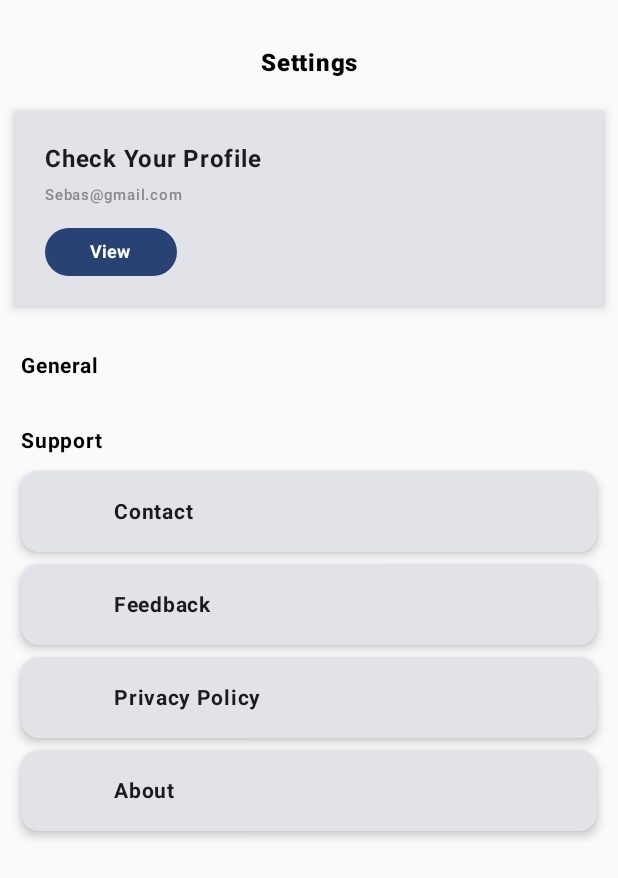
After one commit to ZeB-ZuA/MyIntenseHorario, an Android app built with Jetpack Compose: the SettingsScreen screen opened through its navigation route, on a phone screen of 412 x 824 dp. The commit adds this screen. Shown: the top 878 px of the screen. Run offline under Robolectric (Android 15) with nearby library versions, the phone set to English and light mode, and no system bars; 1 statement that could not run was skipped.

Commit message:
SettingsScreen, faltan agregar opciones, iconos y colores

```diff
--- a/app/src/main/java/com/udistrital/myintensehorario2/AppNav.kt
+++ b/app/src/main/java/com/udistrital/myintensehorario2/AppNav.kt
@@ -6,6 +6,7 @@ import androidx.navigation.compose.composable
 import androidx.navigation.compose.rememberNavController
 import com.udistrital.myh.Views.HomeScreen
 import com.udistrital.myh.Views.LoginScreen
+import com.udistrital.myintensehorario2.Views.SettingsScreen
 
 
 @Composable
@@ -20,5 +21,9 @@ fun AppNav() {
         composable(route = AppViews.homeScreen.route) {
             HomeScreen(navController)
         }
+        composable(route = AppViews.settingsScreen.route) {
+            SettingsScreen(navController)
+        }
+
     }
 }
--- a/app/src/main/java/com/udistrital/myintensehorario2/AppViews.kt
+++ b/app/src/main/java/com/udistrital/myintensehorario2/AppViews.kt
@@ -3,5 +3,6 @@ package com.udistrital.myintensehorario2
 sealed class AppViews(val route: String) {
     object loginScreen : AppViews("login_screen")
     object homeScreen : AppViews("home_screen")
+    object settingsScreen : AppViews("settings_screen")
 
 }
--- a/app/src/main/java/com/udistrital/myintensehorario2/Views/MainMenuView.kt
+++ b/app/src/main/java/com/udistrital/myintensehorario2/Views/MainMenuView.kt
@@ -7,51 +7,80 @@ import androidx.compose.material.icons.Icons
 import androidx.compose.material.icons.filled.CalendarToday
 import androidx.compose.material.icons.filled.Settings
 import androidx.compose.material3.Divider
+import androidx.compose.material3.DrawerValue
 import androidx.compose.material3.Icon
 import androidx.compose.material3.ModalDrawerSheet
 import androidx.compose.material3.ModalNavigationDrawer
 import androidx.compose.material3.NavigationDrawerItem
 import androidx.compose.material3.Text
+import androidx.compose.material3.rememberDrawerState
 import androidx.compose.runtime.Composable
+import androidx.compose.runtime.mutableStateOf
+import androidx.compose.runtime.remember
+import androidx.compose.runtime.rememberCoroutineScope
 import androidx.compose.ui.Alignment
-
 import androidx.compose.ui.Modifier
+import androidx.compose.ui.graphics.RectangleShape
 import androidx.compose.ui.text.style.TextAlign
 import androidx.compose.ui.tooling.preview.Preview
 import androidx.compose.ui.unit.dp
 import androidx.navigation.NavController
 import androidx.navigation.compose.rememberNavController
-
+import com.udistrital.myintensehorario2.AppViews
+import com.udistrital.myintensehorario2.Views.SettingsScreen
+import kotlinx.coroutines.launch
 
 @Composable
 fun HomeScreen(navController: NavController) {
+    val currentScreen = remember { mutableStateOf("dashboard") }
+    val drawerState = rememberDrawerState(DrawerValue.Closed)
+    val scope = rememberCoroutineScope()
+
     ModalNavigationDrawer(
+        drawerState = drawerState,
         drawerContent = {
             ModalDrawerSheet {
                 Text("🔥🔥🔥My Intense Horario🔥🔥🔥", modifier = Modifier.padding(16.dp))
                 Divider()
                 NavigationDrawerItem(
+                    shape = RectangleShape,
                     label = { Text(text = "My schedule") },
-                    icon = { Icon(Icons.Filled.CalendarToday, contentDescription = "My schedules") },
-                    selected = false,
-                    onClick = { /*TODO*/ }
+                    icon = {
+                        Icon(
+                            Icons.Filled.CalendarToday,
+                            contentDescription = "My schedules"
+                        )
+                    },
+                    selected = currentScreen.value == "dashboard",
+                    onClick = {
+                        currentScreen.value = "dashboard"
+                        scope.launch { drawerState.close() }
+                    }
                 )
                 Divider()
                 NavigationDrawerItem(
+                    shape = RectangleShape,
                     label = { Text(text = "My Settings") },
                     icon = { Icon(Icons.Filled.Settings, contentDescription = "My schedules") },
-                    selected = false,
-                    onClick = { /*TODO*/ }
+                    selected = currentScreen.value == "settings",
+                    onClick = {
+                        currentScreen.value = "settings"
+                        scope.launch { drawerState.close() }
+                    }
                 )
                 Divider()
             }
         }
     ) {
         // Screen content
-        DashBoard(navController)
+        when (currentScreen.value) {
+            "dashboard" -> DashBoard(navController)
+            "settings" -> SettingsScreen(navController)
+        }
     }
+}
 
-}
+
 @Composable
 fun DashBoard(navController: NavController) {
     Box(modifier = Modifier.fillMaxSize(), contentAlignment = Alignment.Center) {
--- /dev/null
+++ b/app/src/main/java/com/udistrital/myintensehorario2/Views/SettingsScreen.kt
@@ -0,0 +1,233 @@
+package com.udistrital.myintensehorario2.Views
+
+import androidx.compose.foundation.clickable
+import androidx.compose.foundation.layout.Arrangement
+import androidx.compose.foundation.layout.Box
+import androidx.compose.foundation.layout.Column
+import androidx.compose.foundation.layout.PaddingValues
+import androidx.compose.foundation.layout.Row
+import androidx.compose.foundation.layout.Spacer
+import androidx.compose.foundation.layout.fillMaxWidth
+import androidx.compose.foundation.layout.height
+import androidx.compose.foundation.layout.padding
+import androidx.compose.foundation.layout.size
+import androidx.compose.foundation.layout.width
+import androidx.compose.foundation.shape.CircleShape
+import androidx.compose.material.icons.Icons
+import androidx.compose.material.icons.filled.Message
+import androidx.compose.material3.Button
+import androidx.compose.material3.ButtonDefaults
+import androidx.compose.material3.Card
+import androidx.compose.material3.CardDefaults
+import androidx.compose.material3.CardDefaults.cardElevation
+import androidx.compose.material3.Icon
+import androidx.compose.material3.Text
+import androidx.compose.runtime.Composable
+import androidx.compose.ui.Alignment
+import androidx.compose.ui.Modifier
+import androidx.compose.ui.draw.clip
+import androidx.compose.ui.graphics.Color
+import androidx.compose.ui.graphics.RectangleShape
+import androidx.compose.ui.text.font.FontWeight
+import androidx.compose.ui.text.style.TextAlign
+import androidx.compose.ui.tooling.preview.Preview
+import androidx.compose.ui.unit.dp
+import androidx.compose.ui.unit.sp
+import androidx.navigation.NavController
+import androidx.navigation.compose.rememberNavController
+
+
+@Composable
+fun SettingsScreen(navController: NavController) {
+    Column() {
+        HeaderText()
+        ProfileCardUI(navController)
+        GeneralOptionsUI(navController)
+        SupportOptionsUI(navController)
+    }
+}
+
+@Composable
+@Preview
+fun SettingsScreenPreview() {
+    val navController = rememberNavController()
+    SettingsScreen(navController)
+}
+
+@Composable
+fun HeaderText() {
+    Text(
+        text = "Settings",
+        //  color = SecondaryColor,
+        textAlign = TextAlign.Center,
+        modifier = Modifier
+            .fillMaxWidth()
+            .padding(top = 30.dp, bottom = 10.dp),
+        fontWeight = FontWeight.ExtraBold,
+        fontSize = 16.sp
+    )
+}
+
+@Composable
+fun ProfileCardUI(navController: NavController) {
+    Card(
+        modifier = Modifier
+            .fillMaxWidth()
+            .height(150.dp)
+            .padding(10.dp),
+        elevation = cardElevation(defaultElevation = 4.dp),
+        shape = RectangleShape
+    ) {
+        Row(
+            modifier = Modifier.padding(20.dp),
+            horizontalArrangement = Arrangement.SpaceBetween
+        ) {
+            Column() {
+                Text(
+                    text = "Check Your Profile",
+                    //color = SecondaryColor,
+                    fontSize = 16.sp,
+                    fontWeight = FontWeight.Bold,
+                )
+
+                Text(
+                    text = "Sebas@gmail.com",
+
+                    color = Color.Gray,
+                    fontSize = 10.sp,
+                    fontWeight = FontWeight.SemiBold,
+                )
+
+                Button(
+                    modifier = Modifier.padding(top = 10.dp),
+                    onClick = {},
+                    colors = ButtonDefaults.buttonColors(
+                        //backgroundColor = PrimaryColor
+                    ),
+                    contentPadding = PaddingValues(horizontal = 30.dp),
+                    elevation = ButtonDefaults.buttonElevation(
+                        defaultElevation = 0.dp,
+                        pressedElevation = 2.dp
+                    ),
+                    shape = CircleShape
+                ) {
+                    Text(
+                        text = "View",
+
+                        // color = SecondaryColor,
+                        fontSize = 12.sp,
+                        fontWeight = FontWeight.Bold
+                    )
+                }
+            }
+
+        }
+    }
+}
+
+
+@Composable
+fun GeneralOptionsUI(navController: NavController) {
+    Column(
+        modifier = Modifier
+            .padding(horizontal = 14.dp)
+            .padding(top = 10.dp)
+    ) {
+        Text(
+            text = "General",
+
+            // color = SecondaryColor,
+            fontSize = 14.sp,
+            fontWeight = FontWeight.Bold,
+            modifier = Modifier
+                .padding(vertical = 8.dp)
+        )
+        GeneralSettingItem(
+
+        )
+        GeneralSettingItem(
+
+        )
+//       GeneralSettingItem()
+    }
+}
+
+
+@Composable
+fun GeneralSettingItem() {
+
+}
+
+@Composable
+fun SupportOptionsUI(navController: NavController) {
+    Column(
+        modifier = Modifier
+            .padding(horizontal = 14.dp)
+            .padding(top = 10.dp)
+    ) {
+        Text(
+            text = "Support",
+            //   color = SecondaryColor,
+            fontSize = 14.sp,
+            fontWeight = FontWeight.Bold,
+            modifier = Modifier
+                .padding(vertical = 8.dp)
+        )
+        SupportItem(
+            icon = { Icon(Icons.Filled.Message, contentDescription = "Notifications") },
+            mainText = "Contact"
+        ) {}
+        SupportItem(
+            icon = { Icon(Icons.Filled.Message, contentDescription = "Notifications") },
+            mainText = "Feedback"
+        ) {}
+        SupportItem(
+            icon = { Icon(Icons.Filled.Message, contentDescription = "Notifications") },
+            mainText = "Privacy Policy"
+        ) {}
+        SupportItem(
+            icon = { Icon(Icons.Filled.Message, contentDescription = "Notifications") },
+            mainText = "About"
+        ) {}
+    }
+}
+
+@Composable
+fun SupportItem(icon: @Composable () -> Unit, mainText: String, onClick: () -> Unit) {
+    Card(
+        //backgroundColor = Color.White,
+        modifier = Modifier
+            .padding(bottom = 8.dp)
+            .fillMaxWidth()
+            .clickable { onClick() },
+        elevation = cardElevation(defaultElevation = 4.dp)
+    ) {
+        Row(
+            modifier = Modifier.padding(vertical = 10.dp, horizontal = 14.dp),
+            verticalAlignment = Alignment.CenterVertically,
+            horizontalArrangement = Arrangement.SpaceBetween
+        ) {
+            Row(
+                verticalAlignment = Alignment.CenterVertically
+            ) {
+                Box(
+                    modifier = Modifier
+                        .size(34.dp)
+                        .clip(shape = CircleShape)
+
+                ) {
+
+                }
+
+                Spacer(modifier = Modifier.width(14.dp))
+
+                Text(
+                    text = mainText,
+                    fontSize = 14.sp,
+                    fontWeight = FontWeight.Bold,
+                )
+            }
+
+        }
+    }
+}
```
